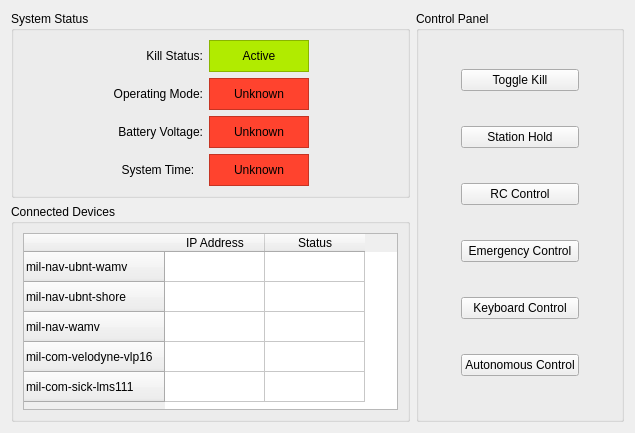
Old version of the form utils/navigator_gui/resource/dashboard.ui in the repository uf-mil/mil.
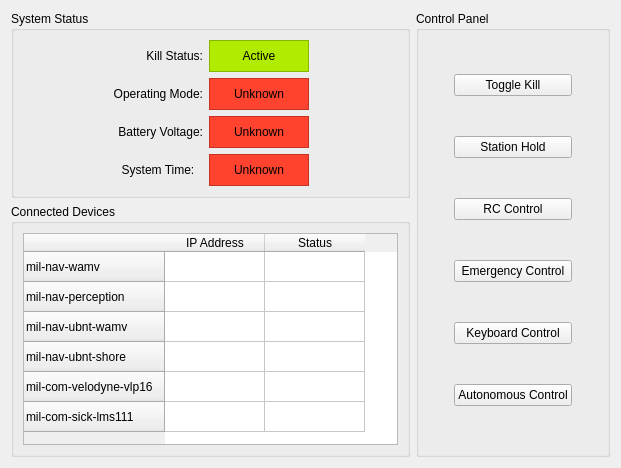
New version of the form.

Commit message: GUI: Addresses points brought up in #164

```diff
--- a/utils/navigator_gui/resource/dashboard.ui
+++ b/utils/navigator_gui/resource/dashboard.ui
@@ -6,8 +6,8 @@
    <rect>
     <x>0</x>
     <y>0</y>
-    <width>635</width>
-    <height>427</height>
+    <width>621</width>
+    <height>458</height>
    </rect>
   </property>
   <property name="minimumSize">
@@ -275,7 +275,7 @@
           <property name="minimumSize">
            <size>
             <width>375</width>
-            <height>177</height>
+            <height>212</height>
            </size>
           </property>
           <property name="maximumSize">
@@ -296,6 +296,16 @@
           <property name="dragDropOverwriteMode">
            <bool>false</bool>
           </property>
+          <row>
+           <property name="text">
+            <string>mil-nav-wamv</string>
+           </property>
+          </row>
+          <row>
+           <property name="text">
+            <string>mil-nav-perception</string>
+           </property>
+          </row>
           <row>
            <property name="text">
             <string>mil-nav-ubnt-wamv</string>
@@ -306,11 +316,6 @@
             <string>mil-nav-ubnt-shore</string>
            </property>
           </row>
-          <row>
-           <property name="text">
-            <string>mil-nav-wamv</string>
-           </property>
-          </row>
           <row>
            <property name="text">
             <string>mil-com-velodyne-vlp16</string>
```
The commit also changes 7 other files.
